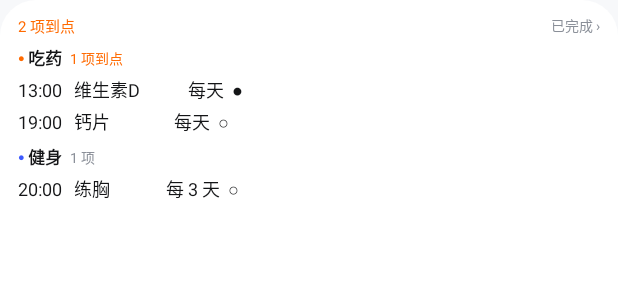
After one commit to LanFeng97/remind-widget, an Android app built with Jetpack Compose: the layout widget_preview_simple.xml on its own in the app's theme, with its tools: preview values and no code run, on a phone screen of 412 x 824 dp. The commit adds this screen. Shown: the top 300 px of the screen. Run offline under Robolectric (Android 15) with nearby library versions, the phone set to English and light mode, and no system bars; network calls fail.

Commit message:
fix: v1.1.2 预览布局不再指向真实集合布局
v1.1.1 把 android:previewLayout 直接指向 @layout/widget_main，里面有 ListView。
Android 12+ 渲染预览走受限路径，集合视图会让预览失败，可能导致整条 provider 被桌面过滤。
改为独立的静态预览布局 widget_preview_simple.xml（纯 LinearLayout + TextView），
这是 Google 官方对小部件选择器预览的推荐做法。
附带：设置页新增「小组件诊断」，显示系统注册的 provider 数量与本应用注册数，
用于区分「系统没注册」和「桌面不列出」两种病因。

```diff
--- a/app/build.gradle.kts
+++ b/app/build.gradle.kts
@@ -13,8 +13,8 @@ android {
         applicationId = "com.remind.widget"
         minSdk = 26          // Android 8.0：RemoteViews 集合视图 + java.time 原生可用
         targetSdk = 35
-        versionCode = 3
-        versionName = "1.1.1"
+        versionCode = 4
+        versionName = "1.1.2"
         resourceConfigurations += listOf("zh", "en")
 
         // 更新检查读取的 GitHub 仓库（发布脚本会用同一对值）
--- /dev/null
+++ b/app/src/main/res/layout/widget_preview_simple.xml
@@ -0,0 +1,132 @@
+<?xml version="1.0" encoding="utf-8"?>
+<!--
+  小组件预览用的极简静态布局（不是真渲染，只是给桌面画缩略图）。
+
+  为什么单独写一个：
+  v1.1.1 把 previewLayout 直接指向了 @layout/widget_main，
+  那里面有 ListView（集合视图）。Android 12+ 的桌面渲染预览走受限路径，
+  集合视图会让预览渲染失败，结果整条 provider 在 HyperOS 的小部件列表里被完全过滤掉。
+
+  这里只用 LinearLayout + TextView，静态文字，保证任何 ROM 都能渲染出缩略图。
+  实际运行时的布局仍然是 widget_main。
+-->
+<LinearLayout xmlns:android="http://schemas.android.com/apk/res/android"
+    android:layout_width="match_parent"
+    android:layout_height="match_parent"
+    android:orientation="vertical"
+    android:background="@drawable/widget_bg"
+    android:paddingStart="12dp"
+    android:paddingEnd="12dp"
+    android:paddingTop="9dp"
+    android:paddingBottom="9dp">
+
+    <LinearLayout
+        android:layout_width="match_parent"
+        android:layout_height="wrap_content"
+        android:orientation="horizontal"
+        android:gravity="center_vertical">
+
+        <TextView
+            android:layout_width="0dp"
+            android:layout_height="wrap_content"
+            android:layout_weight="1"
+            android:text="2 项到点"
+            android:textSize="10sp"
+            android:textColor="#FF6A00" />
+
+        <TextView
+            android:layout_width="wrap_content"
+            android:layout_height="wrap_content"
+            android:text="已完成 ›"
+            android:textSize="9.5sp"
+            android:textColor="@color/w_text_sub" />
+    </LinearLayout>
+
+    <LinearLayout
+        android:layout_width="match_parent"
+        android:layout_height="wrap_content"
+        android:orientation="horizontal"
+        android:gravity="center_vertical"
+        android:paddingTop="5dp">
+
+        <TextView
+            android:layout_width="wrap_content"
+            android:layout_height="wrap_content"
+            android:text="● "
+            android:textSize="7sp"
+            android:textColor="#FF6A00"
+            android:includeFontPadding="false" />
+
+        <TextView
+            android:layout_width="wrap_content"
+            android:layout_height="wrap_content"
+            android:text="吃药"
+            android:textStyle="bold"
+            android:textSize="11.5sp"
+            android:textColor="@color/w_text" />
+
+        <TextView
+            android:layout_width="wrap_content"
+            android:layout_height="wrap_content"
+            android:layout_marginStart="5dp"
+            android:text="1 项到点"
+            android:textSize="9.5sp"
+            android:textColor="#FF6A00" />
+    </LinearLayout>
+
+    <TextView
+        android:layout_width="match_parent"
+        android:layout_height="wrap_content"
+        android:text="13:00   维生素D            每天  ●"
+        android:textSize="12sp"
+        android:textColor="@color/w_text"
+        android:paddingTop="3dp" />
+
+    <TextView
+        android:layout_width="match_parent"
+        android:layout_height="wrap_content"
+        android:text="19:00   钙片                每天  ○"
+        android:textSize="12sp"
+        android:textColor="@color/w_text"
+        android:paddingTop="3dp" />
+
+    <LinearLayout
+        android:layout_width="match_parent"
+        android:layout_height="wrap_content"
+        android:orientation="horizontal"
+        android:gravity="center_vertical"
+        android:paddingTop="6dp">
+
+        <TextView
+            android:layout_width="wrap_content"
+            android:layout_height="wrap_content"
+            android:text="● "
+            android:textSize="7sp"
+            android:textColor="#3D5AFE"
+            android:includeFontPadding="false" />
+
+        <TextView
+            android:layout_width="wrap_content"
+            android:layout_height="wrap_content"
+            android:text="健身"
+            android:textStyle="bold"
+            android:textSize="11.5sp"
+            android:textColor="@color/w_text" />
+
+        <TextView
+            android:layout_width="wrap_content"
+            android:layout_height="wrap_content"
+            android:layout_marginStart="5dp"
+            android:text="1 项"
+            android:textSize="9.5sp"
+            android:textColor="@color/w_text_sub" />
+    </LinearLayout>
+
+    <TextView
+        android:layout_width="match_parent"
+        android:layout_height="wrap_content"
+        android:text="20:00   练胸              每 3 天  ○"
+        android:textSize="12sp"
+        android:textColor="@color/w_text"
+        android:paddingTop="3dp" />
+</LinearLayout>
```
Also changed, not shown: app/src/main/java/com/remind/widget/ui/SettingsScreen.kt (+85 -5 lines), app/src/main/res/xml/reminder_widget_info.xml (+17 -8 lines), 1 other file.
